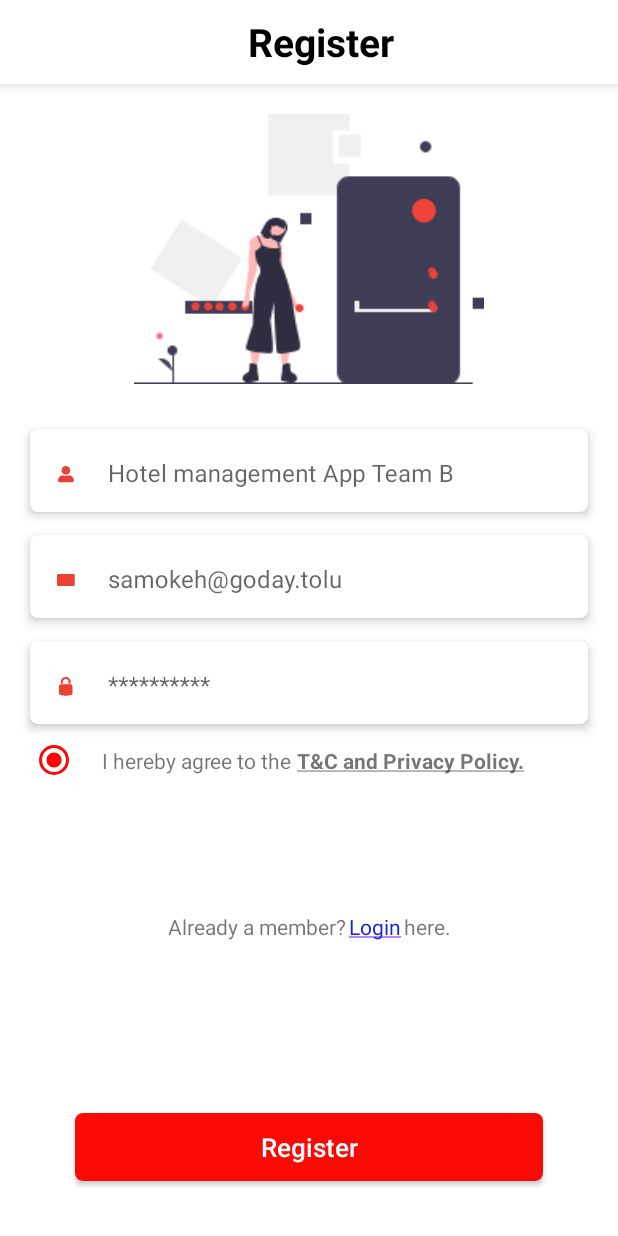
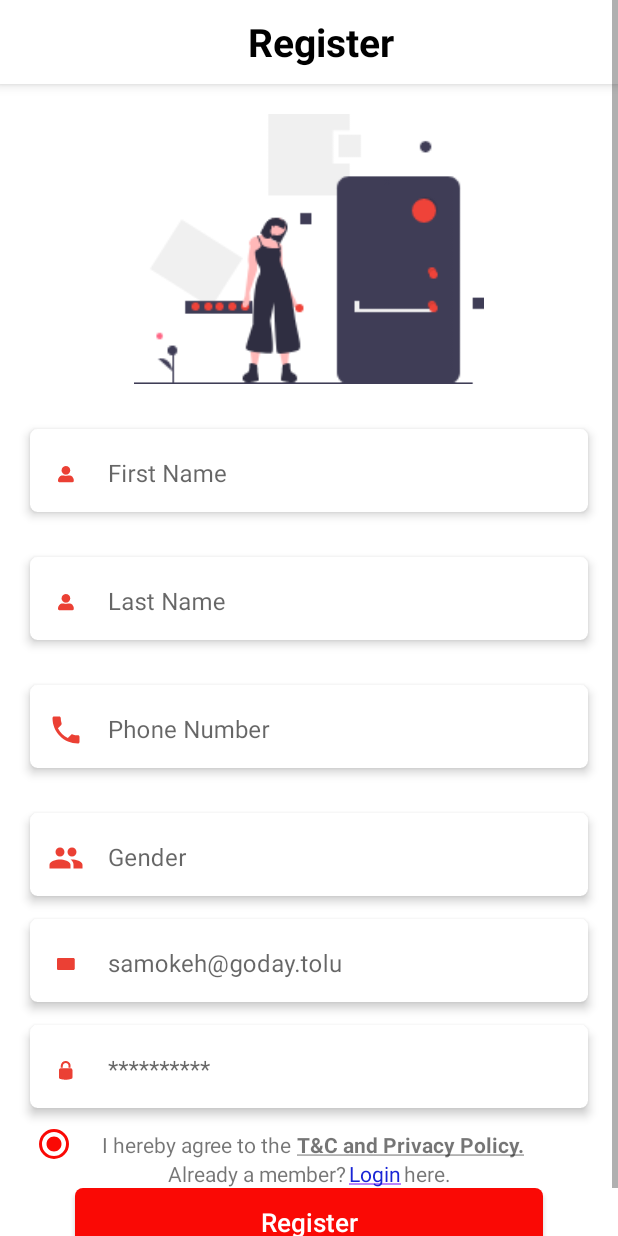
Before and after one commit to victorbamikole/hotel-booking-app, an Android app: the RegistrationFragment screen opened through its navigation route, on a phone screen of 412 x 824 dp. Run offline under Robolectric (Android 15) with nearby library versions, the phone set to English and light mode, and no system bars; our stand-ins replace Dagger/Hilt's generated code, navigation-ui; network calls fail; Roboto replaces fonts that are not available here.

Commit message:
recreated the registration page

```diff
--- a/app/src/main/java/com/example/hbapplicationgroupb/di/HotelModule.kt
+++ b/app/src/main/java/com/example/hbapplicationgroupb/di/HotelModule.kt
@@ -1,6 +1,6 @@
 package com.example.hbapplicationgroupb.di
 
-import com.example.hbapplicationgroupb.model.api.NetworkCall
+import com.example.hbapplicationgroupb.model.api.ApiServices
 import com.example.hbapplicationgroupb.util.constants.BASE_URL
 import dagger.Module
 import dagger.Provides
@@ -18,7 +18,7 @@ object HotelModule {
 
     @Singleton
     @Provides
-    fun provideDataInHotelModule(): NetworkCall {
+    fun provideDataInHotelModule(): ApiServices {
 
         val interceptor = HttpLoggingInterceptor()
         interceptor.level= HttpLoggingInterceptor.Level.BODY
@@ -29,7 +29,7 @@ object HotelModule {
             .addConverterFactory(GsonConverterFactory.create())
             .client(client)
             .build()
-            .create(NetworkCall::class.java)
+            .create(ApiServices::class.java)
 
     }
 }
--- a/app/src/main/java/com/example/hbapplicationgroupb/repository/ApiToRoomRepositoryInterface.kt
+++ b/app/src/main/java/com/example/hbapplicationgroupb/repository/ApiRepositoryInterface.kt
@@ -1,12 +1,15 @@
 package com.example.hbapplicationgroupb.repository
 
+import com.example.hbapplicationgroupb.model.allHotels.GetAllHotel
 import com.example.hbapplicationgroupb.model.forgotPasswordData.ForgotPasswordDataResponse
 import com.example.hbapplicationgroupb.model.forgotPasswordData.PostForgotPasswordData
 import retrofit2.Response
 
 
-interface ApiToRoomRepositoryInterface {
+interface ApiRepositoryInterface {
 
     suspend fun resetForgetPasswordEmail(email: PostForgotPasswordData): Response<ForgotPasswordDataResponse>
 
+    suspend fun getAllHotels() : Response<GetAllHotel>
+
 }
--- a/app/src/main/java/com/example/hbapplicationgroupb/repository/RoomToUIRepositoryImpl.kt
+++ b/app/src/main/java/com/example/hbapplicationgroupb/repository/UIRepositoryImpl.kt
@@ -2,9 +2,9 @@ package com.example.hbapplicationgroupb.repository
 
 import javax.inject.Inject
 
-class RoomToUIRepositoryImpl @Inject constructor(
+class UIRepositoryImpl @Inject constructor(
 //    db : HotelDatabase
-) :  RoomToUiRepositoryInterface{
+) :  UiRepositoryInterface{
 
 
 }
--- a/app/src/main/java/com/example/hbapplicationgroupb/repository/RoomToUiRepositoryInterface.kt
+++ b/app/src/main/java/com/example/hbapplicationgroupb/repository/UiRepositoryInterface.kt
@@ -1,4 +1,4 @@
 package com.example.hbapplicationgroupb.repository
 
-interface RoomToUiRepositoryInterface {
+interface UiRepositoryInterface {
 }
--- a/app/src/main/res/layout/fragment_registration.xml
+++ b/app/src/main/res/layout/fragment_registration.xml
@@ -1,11 +1,14 @@
 <?xml version="1.0" encoding="utf-8"?>
-<androidx.constraintlayout.widget.ConstraintLayout xmlns:android="http://schemas.android.com/apk/res/android"
+<ScrollView xmlns:android="http://schemas.android.com/apk/res/android"
     xmlns:tools="http://schemas.android.com/tools"
     android:layout_width="match_parent"
     android:layout_height="match_parent"
     xmlns:local="http://schemas.android.com/apk/res-auto"
     xmlns:app="http://schemas.android.com/apk/res-auto"
     tools:context=".ui.userAuthenticationScreen.RegistrationFragment">
+    <androidx.constraintlayout.widget.ConstraintLayout
+        android:layout_width="match_parent"
+        android:layout_height="match_parent">
 
         <androidx.appcompat.widget.Toolbar
             android:id="@+id/reg_toolbar"
@@ -53,7 +56,7 @@
             android:layout_width="match_parent"
             android:layout_height="55dp"
             style="@style/TopUserAuthCard"
-        app:layout_constraintBottom_toTopOf="@+id/email_field_card"
+            app:layout_constraintBottom_toTopOf="@+id/reg_last_name_card"
             app:layout_constraintTop_toBottomOf="@+id/iv_registration">
 
             <com.google.android.material.textfield.TextInputLayout
@@ -61,7 +64,7 @@
                 style="@style/TextInputLayout"
                 android:layout_width="match_parent"
                 android:layout_height="wrap_content"
-            android:hint="Hotel management App Team B"
+                android:hint="First Name"
                 app:layout_constraintTop_toBottomOf="@+id/iv_registration"
                 app:startIconDrawable="@drawable/icon_person">
 
@@ -75,11 +78,89 @@
         </androidx.cardview.widget.CardView>
 
         <androidx.cardview.widget.CardView
+            android:id="@+id/reg_last_name_card"
+            android:layout_width="match_parent"
+            android:layout_height="55dp"
+            style="@style/TopUserAuthCard"
+            app:layout_constraintBottom_toTopOf="@+id/reg_phone_number_card"
+            app:layout_constraintTop_toBottomOf="@+id/reg_name_card">
+
+            <com.google.android.material.textfield.TextInputLayout
+                android:id="@+id/reg_last_name_input"
+                style="@style/TextInputLayout"
+                android:layout_width="match_parent"
+                android:layout_height="wrap_content"
+                android:hint="Last Name"
+                app:layout_constraintTop_toBottomOf="@+id/iv_registration"
+                app:startIconDrawable="@drawable/icon_person">
+
+                <com.google.android.material.textfield.TextInputEditText
+                    android:id="@+id/tv_reg_user_last_name"
+                    android:layout_width="match_parent"
+                    android:layout_height="wrap_content"
+                    android:inputType="text"
+                    android:textCursorDrawable="@null" />
+            </com.google.android.material.textfield.TextInputLayout>
+        </androidx.cardview.widget.CardView>
+
+        <androidx.cardview.widget.CardView
+            android:id="@+id/reg_phone_number_card"
+            android:layout_width="match_parent"
+            android:layout_height="55dp"
+            style="@style/TopUserAuthCard"
+            app:layout_constraintBottom_toTopOf="@+id/reg_gender_card"
+            app:layout_constraintTop_toBottomOf="@+id/reg_last_name_card">
+
+            <com.google.android.material.textfield.TextInputLayout
+                android:id="@+id/reg_phone_number_input"
+                style="@style/TextInputLayout"
+                android:layout_width="match_parent"
+                android:layout_height="wrap_content"
+                android:hint="Phone Number"
+                app:layout_constraintTop_toBottomOf="@+id/iv_registration"
+                app:startIconDrawable="@drawable/ic_baseline_phone_24">
+
+                <com.google.android.material.textfield.TextInputEditText
+                    android:id="@+id/tv_reg_user_phone_number"
+                    android:layout_width="match_parent"
+                    android:layout_height="wrap_content"
+                    android:inputType="phone"
+                    android:textCursorDrawable="@null" />
+            </com.google.android.material.textfield.TextInputLayout>
+        </androidx.cardview.widget.CardView>
+
+        <androidx.cardview.widget.CardView
+            android:id="@+id/reg_gender_card"
+            android:layout_width="match_parent"
+            android:layout_height="55dp"
+            style="@style/TopUserAuthCard"
+            app:layout_constraintBottom_toTopOf="@+id/email_field_card"
+            app:layout_constraintTop_toBottomOf="@+id/reg_phone_number_card">
+
+            <com.google.android.material.textfield.TextInputLayout
+                android:id="@+id/reg_gender_input"
+                style="@style/TextInputLayout"
+                android:layout_width="match_parent"
+                android:layout_height="wrap_content"
+                android:hint="Gender"
+                app:layout_constraintTop_toBottomOf="@+id/iv_registration"
+                app:startIconDrawable="@drawable/ic_baseline_people_24">
+
+                <com.google.android.material.textfield.TextInputEditText
+                    android:id="@+id/tv_reg_user_gender"
+                    android:layout_width="match_parent"
+                    android:layout_height="wrap_content"
+                    android:inputType="phone"
+                    android:textCursorDrawable="@null" />
+            </com.google.android.material.textfield.TextInputLayout>
+        </androidx.cardview.widget.CardView>
+
+        <androidx.cardview.widget.CardView
             android:id="@+id/email_field_card"
             android:layout_width="match_parent"
             android:layout_height="55dp"
             style="@style/UserAuthCard"
-        app:layout_constraintTop_toBottomOf="@+id/reg_name_card">
+            app:layout_constraintTop_toBottomOf="@+id/reg_gender_card">
 
             <com.google.android.material.textfield.TextInputLayout
                 android:id="@+id/reg_email_input"
@@ -217,6 +298,7 @@
             app:layout_constraintStart_toStartOf="parent"
             app:layout_constraintTop_toBottomOf="@+id/tv_login"
             app:layout_constraintVertical_bias="0.872" />
+    </androidx.constraintlayout.widget.ConstraintLayout>
 
 
-</androidx.constraintlayout.widget.ConstraintLayout>
+</ScrollView>
```
Also changed, not shown: app/src/main/java/com/example/hbapplicationgroupb/di/RepositoryModule.kt (+9 -9 lines), app/src/main/java/com/example/hbapplicationgroupb/model/allHotels/AllHotelsResponse.kt (+3 -4 lines), app/src/main/java/com/example/hbapplicationgroupb/model/allHotels/Data.kt (added, +17 -0 lines), app/src/main/java/com/example/hbapplicationgroupb/model/allHotels/GetAllHotel.kt (added, +9 -0 lines), app/src/main/java/com/example/hbapplicationgroupb/model/allHotels/RoomType.kt (added, +10 -0 lines), app/src/main/java/com/example/hbapplicationgroupb/model/api/ApiServices.kt (renamed from app/src/main/java/com/example/hbapplicationgroupb/model/api/NetworkCall.kt, +4 -3 lines), app/src/main/java/com/example/hbapplicationgroupb/repository/ApiRepositoryImpl.kt (added, +22 -0 lines), app/src/main/java/com/example/hbapplicationgroupb/repository/ApiToRoomRepositoryImpl.kt (deleted, +0 -15 lines), app/src/main/java/com/example/hbapplicationgroupb/ui/bottom_nav_screens/ExploreFragment.kt (+20 -8 lines), app/src/main/java/com/example/hbapplicationgroupb/ui/bottom_nav_screens/ExploreHomeAdapter.kt (+13 -3 lines), app/src/main/java/com/example/hbapplicationgroupb/viewModel/RoomViewModel.kt (+4 -3 lines), app/src/main/java/com/example/hbapplicationgroupb/viewModel/UIViewModel.kt (+23 -2 lines). Lines whose indentation alone changed are shown as unchanged.
